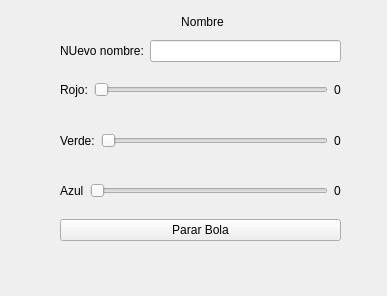
Before: the Qt Designer form 04_Bolas/widgetdetallebola.ui in TheMakros12/interfaces, drawn with Qt 5.
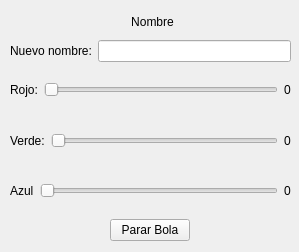
After: the same form once the commit is applied.

Patch:
```diff
--- a/04_Bolas/widgetdetallebola.ui
+++ b/04_Bolas/widgetdetallebola.ui
@@ -6,8 +6,8 @@
    <rect>
     <x>0</x>
     <y>0</y>
-    <width>387</width>
-    <height>296</height>
+    <width>299</width>
+    <height>252</height>
    </rect>
   </property>
   <property name="windowTitle">
@@ -16,7 +16,7 @@
   <widget class="QWidget" name="layoutWidget">
    <property name="geometry">
     <rect>
-     <x>60</x>
+     <x>10</x>
      <y>40</y>
      <width>281</width>
      <height>201</height>
@@ -28,7 +28,7 @@
       <item>
        <widget class="QLabel" name="label">
         <property name="text">
-         <string>NUevo nombre:</string>
+         <string>Nuevo nombre:</string>
         </property>
        </widget>
       </item>
@@ -114,8 +114,33 @@
         </item>
        </layout>
       </item>
+     </layout>
+    </item>
+    <item>
+     <layout class="QHBoxLayout" name="horizontalLayout_5">
+      <property name="spacing">
+       <number>0</number>
+      </property>
+      <property name="sizeConstraint">
+       <enum>QLayout::SetNoConstraint</enum>
+      </property>
       <item>
        <widget class="QPushButton" name="btnPararBola">
+        <property name="sizePolicy">
+         <sizepolicy hsizetype="Fixed" vsizetype="Fixed">
+          <horstretch>0</horstretch>
+          <verstretch>0</verstretch>
+         </sizepolicy>
+        </property>
+        <property name="baseSize">
+         <size>
+          <width>0</width>
+          <height>0</height>
+         </size>
+        </property>
+        <property name="layoutDirection">
+         <enum>Qt::LeftToRight</enum>
+        </property>
         <property name="text">
          <string>Parar Bola</string>
         </property>
@@ -128,7 +153,7 @@
   <widget class="QWidget" name="layoutWidget_2">
    <property name="geometry">
     <rect>
-     <x>100</x>
+     <x>50</x>
      <y>10</y>
      <width>205</width>
      <height>23</height>
```
